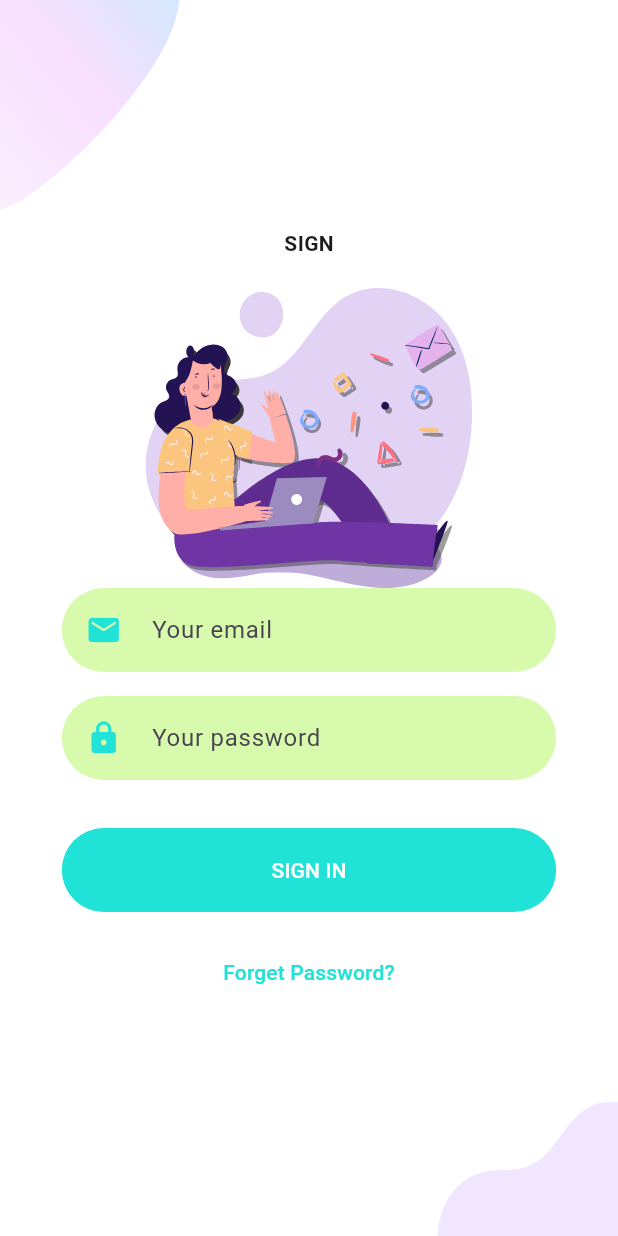
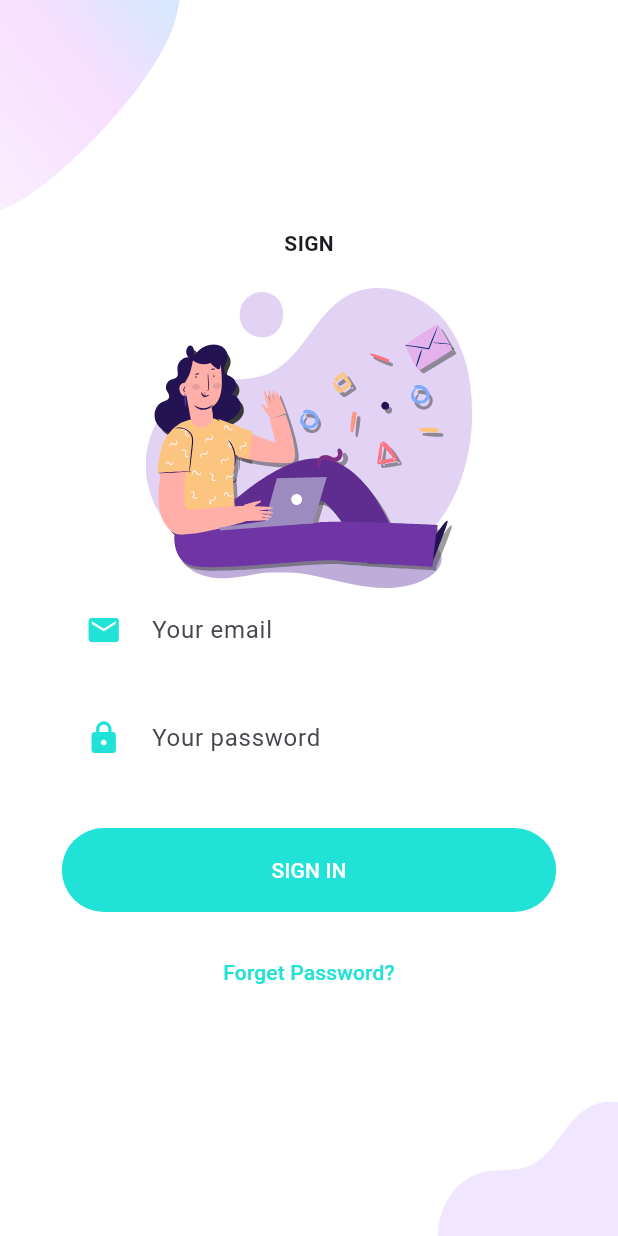
Before and after one commit to eternity340/voices_dating, a Flutter app: the screen it shows after launch, after a tap on "SIGN IN", on a phone screen of 412 x 824 dp. Run offline on Flutter 3.47's test engine with Material 3 defaults, Android fonts, the phone set to English and light mode, and no system bars; our stand-ins replace dio, flutter_screenutil, flutter_svg, get; network calls fail.

Commit message:
background color submit

```diff
--- a/lib/constants.dart
+++ b/lib/constants.dart
@@ -1,6 +1,6 @@
 import 'package:flutter/material.dart';
 
 const kPrimaryColor = Color(0xFF20E2D7);
-const kPrimaryLightColor = Color(0xFFD8FAAD);
+const kPrimaryLightColor = Color(0xFFFFFFFF);
 
 const double defaultPadding = 16.0;
```
